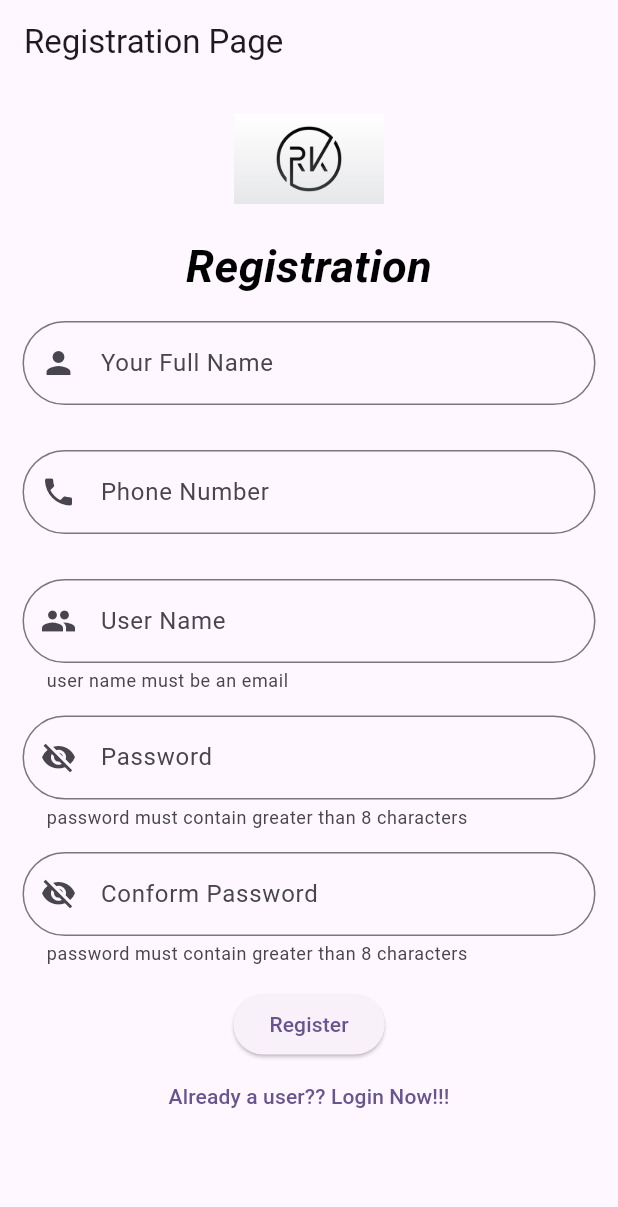
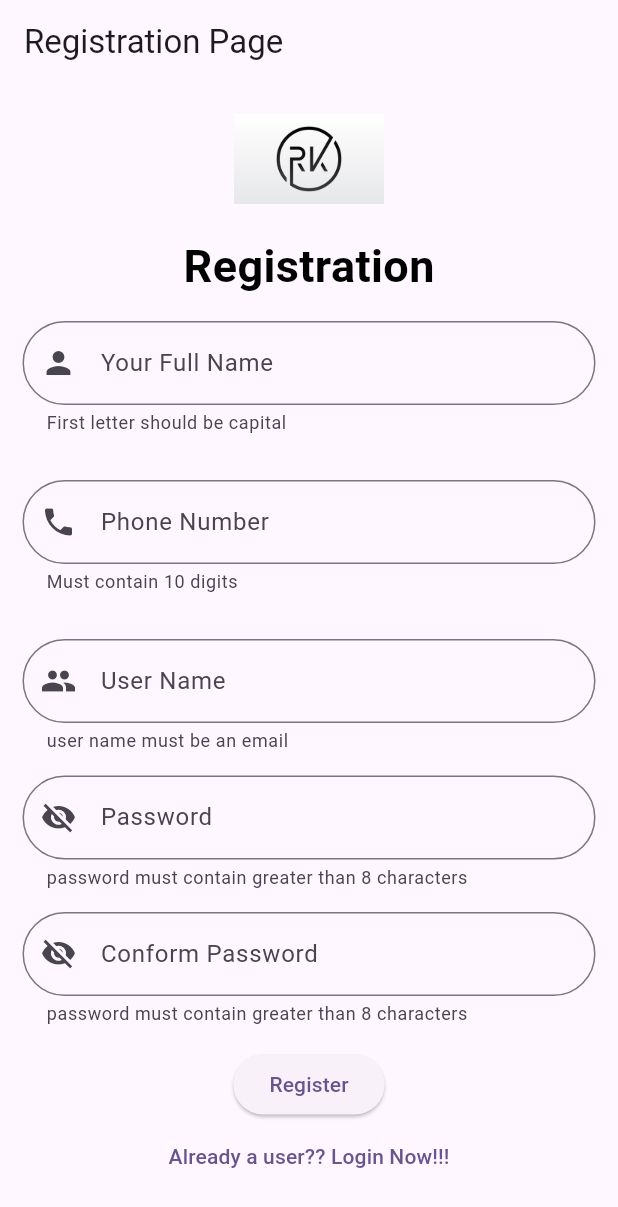
Before and after one commit to Rakeshps901/practise_project, a Flutter app: the Registration2 screen opened directly, on a phone screen of 412 x 824 dp. Shown: the top 1207 px of the screen. Run offline on Flutter 3.47's test engine with Material 2 defaults, Android fonts, the phone set to English and light mode, and no system bars; our stand-ins replace font_awesome_flutter.

Commit message:
initial commit

```diff
--- a/lib/registrationpage.dart
+++ b/lib/registrationpage.dart
@@ -22,7 +22,7 @@ class _RegistrationState extends State<Registration2> {
             ),
             const Text(
               "Registration",
-              style: TextStyle(fontSize: 30, color: Colors.black,fontStyle: FontStyle.italic,fontWeight: FontWeight.bold),
+              style: TextStyle(fontSize: 30, color: Colors.black,fontWeight: FontWeight.bold),
             ),
             Padding(
               padding: const EdgeInsets.all(15.0),
@@ -31,6 +31,7 @@ class _RegistrationState extends State<Registration2> {
                   prefixIcon: Icon(Icons.person),
                     hintText: "Name",
                     labelText: "Your Full Name",
+                    helperText: "First letter should be capital",
                     border: OutlineInputBorder(
                         borderRadius: BorderRadius.circular(50))),
               ),
@@ -38,15 +39,15 @@ class _RegistrationState extends State<Registration2> {
             Padding(
               padding: const EdgeInsets.all(15.0),
               child: TextFormField(
-
                 decoration: InputDecoration(
                   prefixIcon: Icon(Icons.phone),
                     hintText: "Phone Number",
                     labelText: "Phone Number",
+                    helperText: "Must contain 10 digits",
                     border: OutlineInputBorder(
                         borderRadius: BorderRadius.circular(50))),
                 validator: (phone) {
-                  if (phone!.isEmpty) {
+                  if (phone!.isEmpty || phone.length==10) {
                     return "Fields are empty or invalid";
                   } else {
                     return null;
```
